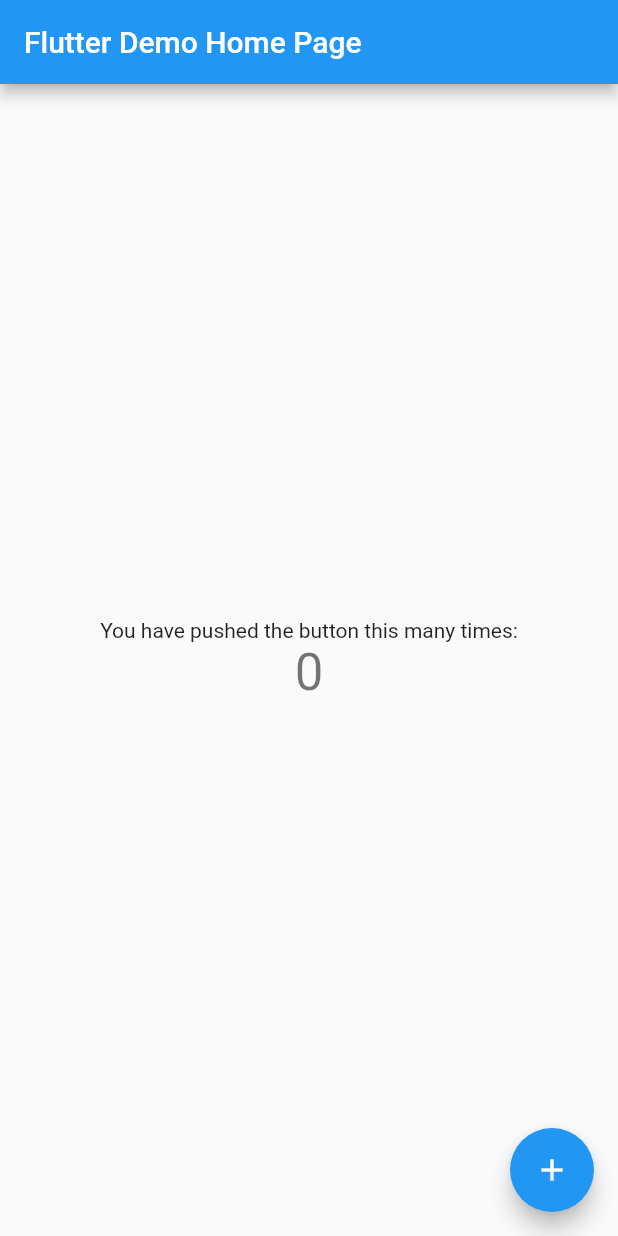
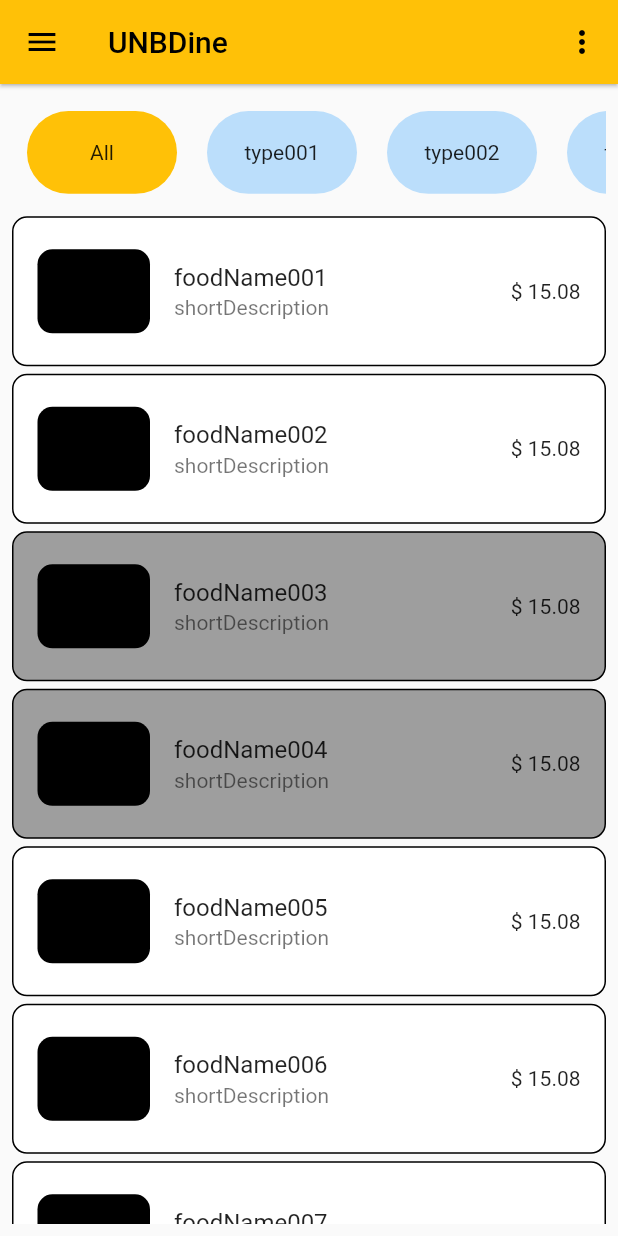
Before and after one commit to CodeByTitan/unbdine, a Flutter app: the screen it shows after launch, on a phone screen of 412 x 824 dp. Run offline on Flutter 3.47's test engine with Material 2 defaults, Android fonts, the phone set to English and light mode, and no system bars.

Commit message:
basic ui

```diff
--- /dev/null
+++ b/lib/classes/food_class.dart
@@ -0,0 +1,21 @@
+class Food {
+  final String id;
+  final String foodName;
+  final String type;
+  final double foodPrice;
+  final bool isAvailable;
+  final String foodImgUrl;
+  final String shortDescription;
+  bool isFavorite;
+
+  Food({
+    required this.id,
+    required this.foodName,
+    required this.type,
+    required this.foodPrice,
+    required this.isAvailable,
+    required this.foodImgUrl,
+    required this.shortDescription,
+    this.isFavorite = false,
+  });
+}
--- /dev/null
+++ b/lib/data/dummy_data.dart
@@ -0,0 +1,92 @@
+import '../classes/food_class.dart';
+
+List<Food> foodData = [
+  Food(
+    id: '01',
+    foodName: 'foodName001',
+    type: foodTypes[1],
+    foodPrice: 15.08,
+    isAvailable: true,
+    foodImgUrl: 'foodImgUrl',
+    shortDescription: 'shortDescription ',
+  ),
+  Food(
+    id: '02',
+    foodName: 'foodName002',
+    type: foodTypes[3],
+    foodPrice: 15.08,
+    isAvailable: true,
+    foodImgUrl: 'foodImgUrl',
+    shortDescription: 'shortDescription ',
+  ),
+  Food(
+    id: '03',
+    foodName: 'foodName003',
+    type: foodTypes[2],
+    foodPrice: 15.08,
+    isAvailable: false,
+    foodImgUrl: 'foodImgUrl',
+    shortDescription: 'shortDescription ',
+  ),
+  Food(
+    id: '04',
+    foodName: 'foodName004',
+    type: foodTypes[1],
+    foodPrice: 15.08,
+    isAvailable: false,
+    foodImgUrl: 'foodImgUrl',
+    shortDescription: 'shortDescription ',
+  ),
+  Food(
+    id: '05',
+    foodName: 'foodName005',
+    type: foodTypes[3],
+    foodPrice: 15.08,
+    isAvailable: true,
+    foodImgUrl: 'foodImgUrl',
+    shortDescription: 'shortDescription ',
+  ),
+  Food(
+    id: '06',
+    foodName: 'foodName006',
+    type: foodTypes[2],
+    foodPrice: 15.08,
+    isAvailable: true,
+    foodImgUrl: 'foodImgUrl',
+    shortDescription: 'shortDescription ',
+  ),
+  Food(
+    id: '07',
+    foodName: 'foodName007',
+    type: foodTypes[1],
+    foodPrice: 15.08,
+    isAvailable: true,
+    foodImgUrl: 'foodImgUrl',
+    shortDescription: 'shortDescription ',
+  ),
+  Food(
+    id: '08',
+    foodName: 'foodName008',
+    type: foodTypes[3],
+    foodPrice: 15.08,
+    isAvailable: true,
+    foodImgUrl: 'foodImgUrl',
+    shortDescription: 'shortDescription ',
+  ),
+  Food(
+    id: '09',
+    foodName: 'foodName009',
+    type: foodTypes[2],
+    foodPrice: 15.08,
+    isAvailable: true,
+    foodImgUrl: 'foodImgUrl',
+    shortDescription: 'shortDescription ',
+  ),
+];
+
+List<String> foodTypes = [
+  'All',
+  'type001',
+  'type002',
+  'type003',
+];
--- a/lib/main.dart
+++ b/lib/main.dart
@@ -1,4 +1,5 @@
 import 'package:flutter/material.dart';
+import './screens/home_screen.dart';
 
 void main() {
   runApp(const MyApp());
@@ -7,109 +8,15 @@
 class MyApp extends StatelessWidget {
   const MyApp({super.key});
 
-  // This widget is the root of your application.
   @override
   Widget build(BuildContext context) {
     return MaterialApp(
-      title: 'Flutter Demo',
+      title: 'unbdine',
       theme: ThemeData(
-        // This is the theme of your application.
-        //
-        // Try running your application with "flutter run". You'll see the
-        // application has a blue toolbar. Then, without quitting the app, try
-        // changing the primarySwatch below to Colors.green and then invoke
-        // "hot reload" (press "r" in the console where you ran "flutter run",
-        // or simply save your changes to "hot reload" in a Flutter IDE).
-        // Notice that the counter didn't reset back to zero; the application
-        // is not restarted.
-        primarySwatch: Colors.blue,
+        primarySwatch: Colors.amber,
+        // useMaterial3: true,
       ),
-      home: const MyHomePage(title: 'Flutter Demo Home Page'),
+      home: HomeScreen(),
     );
   }
 }
-
-class MyHomePage extends StatefulWidget {
-  const MyHomePage({super.key, required this.title});
-
-  // This widget is the home page of your application. It is stateful, meaning
-  // that it has a State object (defined below) that contains fields that affect
-  // how it looks.
-
-  // This class is the configuration for the state. It holds the values (in this
-  // case the title) provided by the parent (in this case the App widget) and
-  // used by the build method of the State. Fields in a Widget subclass are
-  // always marked "final".
-
-  final String title;
-
-  @override
-  State<MyHomePage> createState() => _MyHomePageState();
-}
-
-class _MyHomePageState extends State<MyHomePage> {
-  int _counter = 0;
-
-  void _incrementCounter() {
-    setState(() {
-      // This call to setState tells the Flutter framework that something has
-      // changed in this State, which causes it to rerun the build method below
-      // so that the display can reflect the updated values. If we changed
-      // _counter without calling setState(), then the build method would not be
-      // called again, and so nothing would appear to happen.
-      _counter++;
-    });
-  }
-
-  @override
-  Widget build(BuildContext context) {
-    // This method is rerun every time setState is called, for instance as done
-    // by the _incrementCounter method above.
-    //
-    // The Flutter framework has been optimized to make rerunning build methods
-    // fast, so that you can just rebuild anything that needs updating rather
-    // than having to individually change instances of widgets.
-    return Scaffold(
-      appBar: AppBar(
-        // Here we take the value from the MyHomePage object that was created by
-        // the App.build method, and use it to set our appbar title.
-        title: Text(widget.title),
-      ),
-      body: Center(
-        // Center is a layout widget. It takes a single child and positions it
-        // in the middle of the parent.
-        child: Column(
-          // Column is also a layout widget. It takes a list of children and
-          // arranges them vertically. By default, it sizes itself to fit its
-          // children horizontally, and tries to be as tall as its parent.
-          //
-          // Invoke "debug painting" (press "p" in the console, choose the
-          // "Toggle Debug Paint" action from the Flutter Inspector in Android
-          // Studio, or the "Toggle Debug Paint" command in Visual Studio Code)
-          // to see the wireframe for each widget.
-          //
-          // Column has various properties to control how it sizes itself and
-          // how it positions its children. Here we use mainAxisAlignment to
-          // center the children vertically; the main axis here is the vertical
-          // axis because Columns are vertical (the cross axis would be
-          // horizontal).
-          mainAxisAlignment: MainAxisAlignment.center,
-          children: <Widget>[
-            const Text(
-              'You have pushed the button this many times:',
-            ),
-            Text(
-              '$_counter',
-              style: Theme.of(context).textTheme.headline4,
-            ),
-          ],
-        ),
-      ),
-      floatingActionButton: FloatingActionButton(
-        onPressed: _incrementCounter,
-        tooltip: 'Increment',
-        child: const Icon(Icons.add),
-      ), // This trailing comma makes auto-formatting nicer for build methods.
-    );
-  }
-}
--- /dev/null
+++ b/lib/screens/home_screen.dart
@@ -0,0 +1,88 @@
+import 'package:flutter/material.dart';
+import '../data/dummy_data.dart';
+import '../widgets/food_tile.dart';
+import '../widgets/food_type_chip.dart';
+
+class HomeScreen extends StatefulWidget {
+  const HomeScreen({super.key});
+
+  @override
+  State<HomeScreen> createState() => _HomeScreenState();
+}
+
+class _HomeScreenState extends State<HomeScreen> {
+  String _currfoodType = 'All';
+
+  onChipClicked(selectedFoodType) {
+    setState(() {
+      _currfoodType = selectedFoodType;
+    });
+  }
+
+  @override
+  Widget build(BuildContext context) {
+    return Scaffold(
+      appBar: AppBar(
+        elevation: 1,
+        title: const Text('UNBDine'),
+        leading: IconButton(
+          // TODO
+          onPressed: () {},
+          icon: const Icon(
+            Icons.menu,
+          ),
+        ),
+        actions: [
+          IconButton(
+            // TODO
+            onPressed: () {},
+            icon: const Icon(
+              Icons.more_vert,
+            ),
+          ),
+        ],
+      ),
+      body: Container(
+        margin: const EdgeInsets.all(3),
+        padding: const EdgeInsets.all(5),
+        child: Column(
+          children: [
+            Expanded(
+              flex: 1,
+              child: ListView.builder(
+                scrollDirection: Axis.horizontal,
+                itemCount: foodTypes.length,
+                itemBuilder: (context, index) => FoodTypeChips(
+                  onTap: () {
+                    setState(() {
+                      _currfoodType = foodTypes[index];
+                    });
+                  },
+                  typeName: foodTypes[index],
+                  color: foodTypes[index] == _currfoodType
+                      ? Theme.of(context).primaryColor
+                      : Colors.blue[100],
+                ),
+              ),
+            ),
+            Expanded(
+              flex: 9,
+              child: ListView.builder(
+                itemCount: foodData.length,
+                itemBuilder: (context, index) => FoodTile(
+                  foodName: foodData[index].foodName,
+                  isAvailable: foodData[index].isAvailable,
+                  shortDescription: foodData[index].shortDescription,
+                  foodPrice: foodData[index].foodPrice,
+                  isCurrType: _currfoodType == 'All'
+                      ? true
+                      : (foodData[index].type == _currfoodType),
+                ),
+              ),
+            ),
+          ],
+        ),
+      ),
+    );
+  }
+}
--- /dev/null
+++ b/lib/widgets/food_tile.dart
@@ -0,0 +1,52 @@
+import 'package:flutter/material.dart';
+
+class FoodTile extends StatelessWidget {
+  final String foodName;
+  final bool isAvailable;
+  final String shortDescription;
+  final double foodPrice;
+  final bool isCurrType;
+
+  const FoodTile({
+    super.key,
+    required this.foodName,
+    required this.isAvailable,
+    required this.shortDescription,
+    required this.foodPrice,
+    required this.isCurrType,
+  });
+
+  @override
+  Widget build(BuildContext context) {
+    return Visibility(
+      visible: isCurrType,
+      child: Container(
+        decoration: BoxDecoration(
+          borderRadius: BorderRadius.circular(10),
+          border: Border.all(
+            width: 1,
+          ),
+          color: isAvailable ? Colors.white : Colors.grey,
+        ),
+        margin: const EdgeInsets.only(
+          top: 5,
+        ),
+        height: 100,
+        child: Center(
+          child: ListTile(
+            leading: Container(
+              decoration: BoxDecoration(
+                borderRadius: BorderRadius.circular(10),
+                color: Colors.black,
+              ),
+              width: 75,
+            ), // TODO : image
+            title: Text(foodName),
+            subtitle: Text(shortDescription),
+            trailing: Text('\$ $foodPrice'),
+          ),
+        ),
+      ),
+    );
+  }
+}
--- /dev/null
+++ b/lib/widgets/food_type_chip.dart
@@ -0,0 +1,33 @@
+import 'package:flutter/material.dart';
+
+class FoodTypeChips extends StatelessWidget {
+  final void Function() onTap;
+  final String typeName;
+  final Color? color;
+  const FoodTypeChips({
+    super.key,
+    required this.onTap,
+    required this.typeName,
+    required this.color,
+  });
+
+  @override
+  Widget build(BuildContext context) {
+    return GestureDetector(
+      onTap: onTap,
+      child: Container(
+        width: 100,
+        padding: const EdgeInsets.all(10),
+        margin: const EdgeInsets.all(10),
+        decoration: BoxDecoration(
+          color: color,
+          borderRadius: BorderRadius.circular(30),
+        ),
+        alignment: Alignment.center,
+        child: Text(
+          typeName,
+        ),
+      ),
+    );
+  }
+}
```
